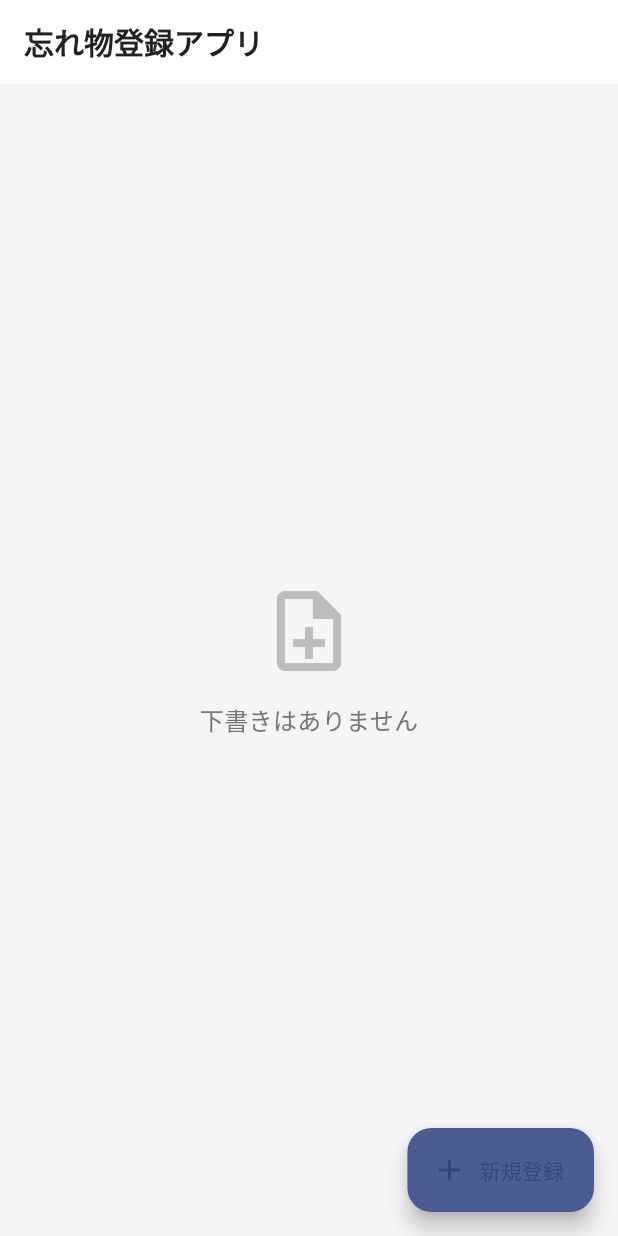
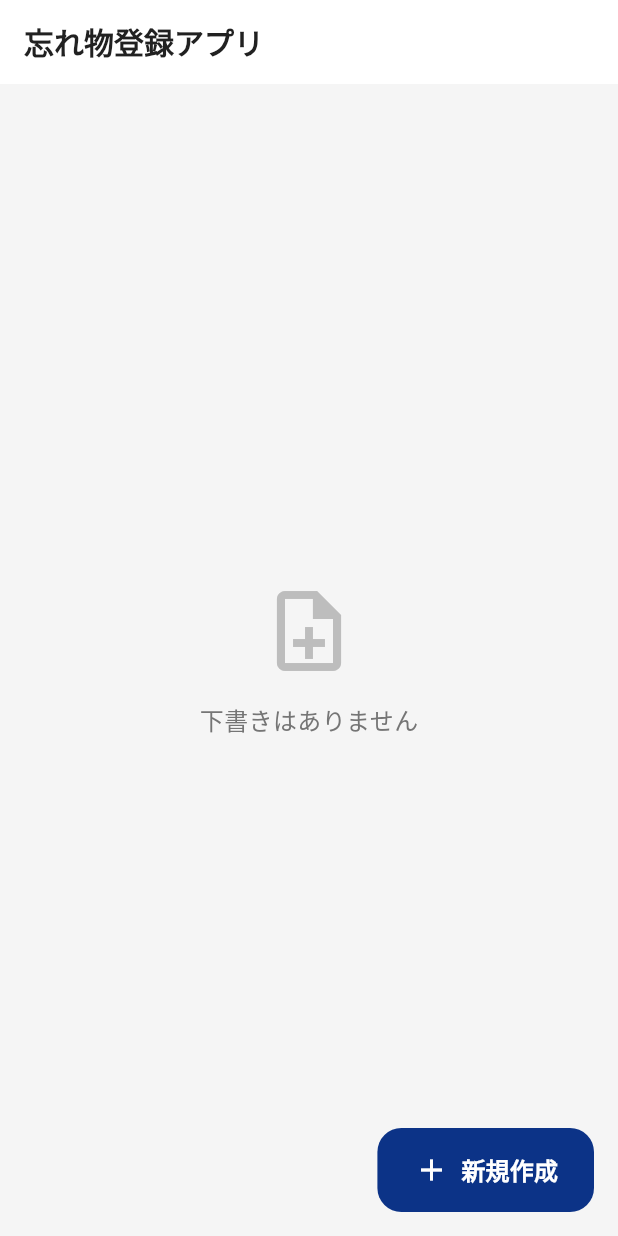
Before and after one commit to arisanahata/lost-item-hub, a Flutter app: the screen it shows after launch, on a phone screen of 412 x 824 dp. Run offline on Flutter 3.47's test engine with Material 3 defaults, Android fonts, the light colour scheme and no system bars; our stand-ins replace expandable, flutter_form_builder, flutter_hooks, form_builder_validators, freezed_annotation, google_fonts and 4 more; accounts and stored records are empty.

Commit message:
ボタンのスタイル変更

```diff
--- a/mobile/lib/view/page/home/home_screen.dart
+++ b/mobile/lib/view/page/home/home_screen.dart
@@ -7,6 +7,8 @@ import 'package:google_fonts/google_fonts.dart';
 import '../../../model/repository/image_repository.dart';
 import '../../../model/stored_image.dart';
 import '../../../viewmodel/form_viewmodel.dart';
+import '../../component/form_button.dart';
+import '../../style.dart';
 import '../form/lost_item_form_screen.dart';
 import '../form/lost_item_edit_screen.dart';
 
@@ -405,18 +407,23 @@ class HomeScreen extends HookConsumerWidget {
           Navigator.push(
             context,
             MaterialPageRoute(
-              builder: (context) => const LostItemFormScreen(
-                isEditing: false,
-              ),
+              builder: (context) => const LostItemFormScreen(),
             ),
           );
         },
-        icon: const Icon(Icons.add),
+        extendedPadding: const EdgeInsets.symmetric(horizontal: 24, vertical: 20),
+        icon: const Icon(
+          Icons.add,
+          size: 24,
+          color: Colors.white,
+        ),
         label: Text(
-          '新規登録',
-          style: GoogleFonts.notoSans(),
+          '新規作成',
+          style: AppStyle.buttonTextStyle,
         ),
-        backgroundColor: Theme.of(context).primaryColor,
+        backgroundColor: AppStyle.primaryColor,
+        foregroundColor: Colors.white,
+        elevation: 0,
       ),
     );
   }
--- a/mobile/lib/view/style.dart
+++ b/mobile/lib/view/style.dart
@@ -8,19 +8,31 @@ class AppStyle {
   static const Color backgroundColor = Color(0xFFF5F7FA);
   static final Color borderColor = Colors.grey[200]!;
   static final Color iconColor = Colors.grey[600]!;
-  static const Color focusedBorderColor = Color(0xFF1a56db);
+  static const Color focusedBorderColor = Color.fromARGB(255, 12, 51, 135);
 
   // Text Styles
   static TextStyle get titleStyle => GoogleFonts.notoSans(
-        fontSize: 18,
-        fontWeight: FontWeight.w500,
-        color: Colors.black87,
+        fontSize: 20,
+        fontWeight: FontWeight.bold,
+        color: Colors.grey[800],
       );
 
   static TextStyle get sectionTitleStyle => GoogleFonts.notoSans(
         fontSize: 16,
         fontWeight: FontWeight.bold,
         color: Colors.grey[800],
+      );
+
+  static TextStyle get buttonTextStyle => GoogleFonts.notoSans(
+        fontSize: 16,
+        fontWeight: FontWeight.bold,
+        color: Colors.white,
+      );
+
+  static TextStyle get secondaryButtonTextStyle => GoogleFonts.notoSans(
+        fontSize: 16,
+        fontWeight: FontWeight.bold,
+        color: primaryColor,
       );
 
   // Input Decoration
@@ -34,7 +46,8 @@ class AppStyle {
       labelText: labelText,
       hintText: hintText,
       labelStyle: GoogleFonts.notoSans(fontSize: 16),
-      prefixIcon: prefixIcon != null ? Icon(prefixIcon, color: iconColor) : null,
+      prefixIcon:
+          prefixIcon != null ? Icon(prefixIcon, color: iconColor) : null,
       suffix: suffix,
       filled: true,
       fillColor: Colors.white,
@@ -61,15 +74,17 @@ class AppStyle {
         shape: RoundedRectangleBorder(
           borderRadius: BorderRadius.circular(8),
         ),
+        textStyle: buttonTextStyle,
       );
 
-  static ButtonStyle get secondaryButtonStyle => ElevatedButton.styleFrom(
-        backgroundColor: secondaryColor,
-        foregroundColor: Colors.white,
+  static ButtonStyle get secondaryButtonStyle => OutlinedButton.styleFrom(
+        foregroundColor: primaryColor,
         elevation: 0,
         padding: const EdgeInsets.symmetric(vertical: 16),
+        side: BorderSide(color: primaryColor),
         shape: RoundedRectangleBorder(
           borderRadius: BorderRadius.circular(8),
         ),
+        textStyle: secondaryButtonTextStyle,
       );
 }
```
Also changed, not shown: mobile/lib/view/component/form_button.dart (+44 -25 lines), mobile/lib/view/page/form/lost_item_form_screen.dart (+22 -11 lines), mobile/lib/view/sections/image_section.dart (+9 -4 lines).
